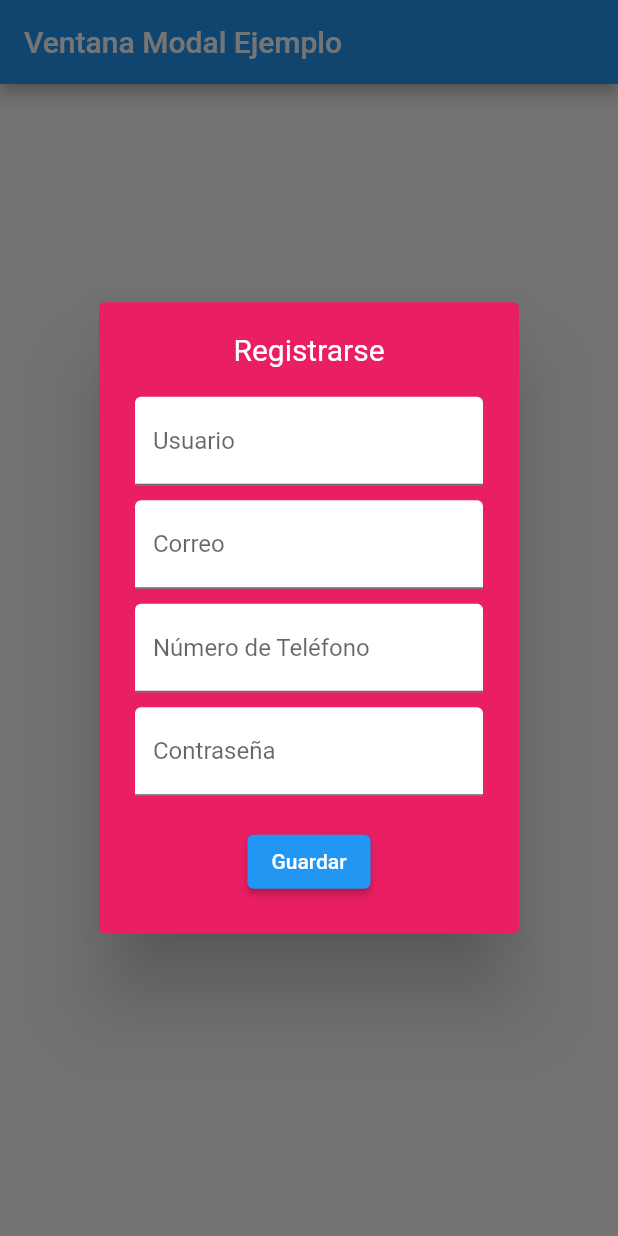
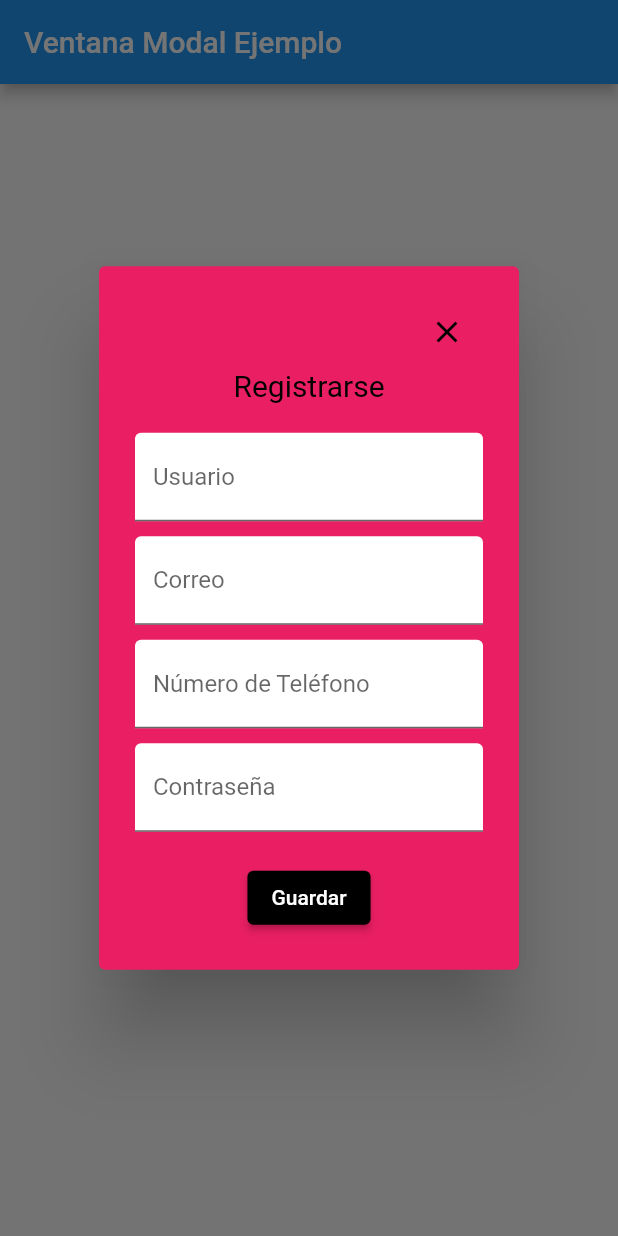
Before and after one commit to elsymerino/ventana_modal, a Flutter app: the screen it shows after launch, after a tap on "Registrarse", on a phone screen of 412 x 824 dp. Run offline on Flutter 3.47's test engine with Material 2 defaults, Android fonts, the light colour scheme and no system bars.

Commit message:
Se cambio de color a los botones

```diff
--- a/lib/main.dart
+++ b/lib/main.dart
@@ -28,10 +28,23 @@ class MyApp extends StatelessWidget {
                       content: Column(
                         mainAxisSize: MainAxisSize.min,
                         children: [
+                          Row(
+                            mainAxisAlignment: MainAxisAlignment.end,
+                            children: [
+                              IconButton(
+                                icon: Icon(Icons.close,
+                                    color: Colors
+                                        .black), // Cambio de color del icono
+                                onPressed: () {
+                                  Navigator.of(context).pop();
+                                },
+                              ),
+                            ],
+                          ),
                           Text(
                             'Registrarse',
                             style: TextStyle(
-                              color: Colors.white, // Cambio de color del texto
+                              color: Colors.black, // Cambio de color del texto
                               fontSize: 20,
                             ),
                           ),
@@ -78,7 +91,14 @@ class MyApp extends StatelessWidget {
                               // Agrega la lógica para guardar los datos
                               Navigator.of(context).pop();
                             },
-                            child: Text('Guardar'),
+                            style: ElevatedButton.styleFrom(
+                              primary:
+                                  Colors.black, // Cambio de color del botón
+                            ),
+                            child: Text('Guardar',
+                                style: TextStyle(
+                                    color: Colors
+                                        .white)), // Cambio de color del texto
                           ),
                         ],
                       ),
@@ -86,7 +106,12 @@ class MyApp extends StatelessWidget {
                   },
                 );
               },
-              child: Text('Registrarse'),
+              style: ElevatedButton.styleFrom(
+                primary: Colors.black, // Cambio de color del botón
+              ),
+              child: Text('Registrarse',
+                  style: TextStyle(
+                      color: Colors.white)), // Cambio de color del texto
             ),
             SizedBox(height: 20),
             ElevatedButton(
@@ -100,10 +125,23 @@ class MyApp extends StatelessWidget {
                       content: Column(
                         mainAxisSize: MainAxisSize.min,
                         children: [
+                          Row(
+                            mainAxisAlignment: MainAxisAlignment.end,
+                            children: [
+                              IconButton(
+                                icon: Icon(Icons.close,
+                                    color: Colors
+                                        .black), // Cambio de color del icono
+                                onPressed: () {
+                                  Navigator.of(context).pop();
+                                },
+                              ),
+                            ],
+                          ),
                           Text(
                             'Inicio de Sesión',
                             style: TextStyle(
-                              color: Colors.white, // Cambio de color del texto
+                              color: Colors.black, // Cambio de color del texto
                               fontSize: 20,
                             ),
                           ),
@@ -132,7 +170,14 @@ class MyApp extends StatelessWidget {
                               // Agrega la lógica para guardar los datos
                               Navigator.of(context).pop();
                             },
-                            child: Text('Guardar'),
+                            style: ElevatedButton.styleFrom(
+                              primary:
+                                  Colors.black, // Cambio de color del botón
+                            ),
+                            child: Text('Guardar',
+                                style: TextStyle(
+                                    color: Colors
+                                        .white)), // Cambio de color del texto
                           ),
                         ],
                       ),
@@ -140,7 +185,12 @@ class MyApp extends StatelessWidget {
                   },
                 );
               },
-              child: Text('Iniciar Sesión'),
+              style: ElevatedButton.styleFrom(
+                primary: Colors.black, // Cambio de color del botón
+              ),
+              child: Text('Iniciar Sesión',
+                  style: TextStyle(
+                      color: Colors.white)), // Cambio de color del texto
             ),
           ],
         ),
```
